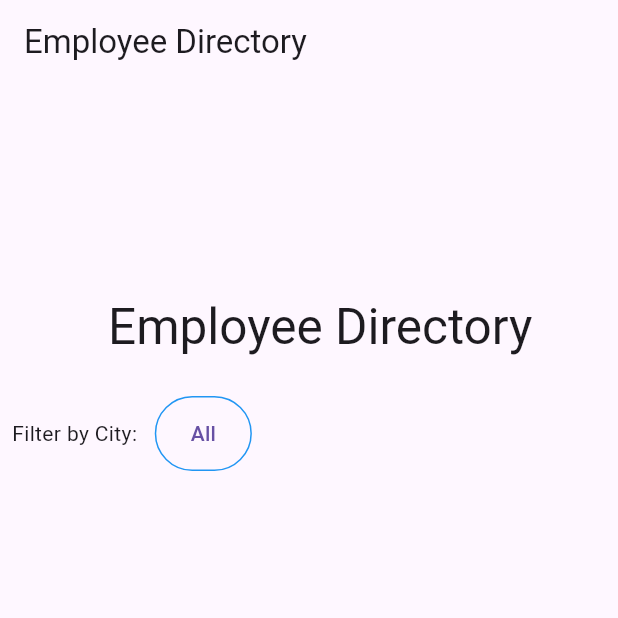
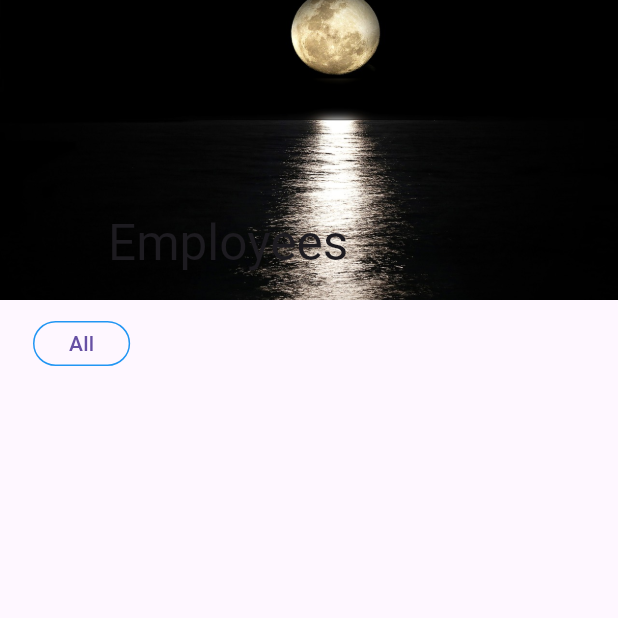
Before and after one commit to jishnulal-crypto/toobler_machine_test, a Flutter app: the screen it shows after launch, on a phone screen of 412 x 824 dp, the top half of it. Run offline on Flutter 3.47's test engine with Material 3 defaults, Android fonts, the phone set to English and light mode, and no system bars; our stand-ins replace flutter_screenutil, get; network calls fail.

Commit message:
added_flexible space bar and image

```diff
--- a/project/lib/app/modules/home/views/home_view.dart
+++ b/project/lib/app/modules/home/views/home_view.dart
@@ -13,9 +13,6 @@ class HomeView extends StatelessWidget {
   @override
   Widget build(BuildContext context) {
     return Scaffold(
-      appBar: AppBar(
-        title: Text('Employee Directory'),
-      ),
       body: RefreshIndicator(
         onRefresh: () async {
           await controller
@@ -39,7 +36,13 @@ class HomeView extends StatelessWidget {
       floating: false,
       pinned: true,
       flexibleSpace: FlexibleSpaceBar(
-        title: Text('Employee Directory'),
+        title: Text('Employees'),
+        background: Image.asset(
+          'assets/images/moon-2762111_1280.jpg',
+          width: 400.w,
+          fit: BoxFit
+              .cover, // Set BoxFit.cover to make the image cover the entire SliverAppBar
+        ),
       ),
     );
   }
@@ -47,13 +50,12 @@ class HomeView extends StatelessWidget {
   Widget _buildCityFilter() {
     return SliverToBoxAdapter(
       child: Padding(
-        padding: const EdgeInsets.all(8.0),
+        padding: const EdgeInsets.all(14.0),
         child: Container(
-          width: 50.w,
-          height: 50,
+          width: 30.w,
+          height: 30,
           child: Row(
             children: [
-              Text('Filter by City: '),
               Expanded(
                 child: Obx(
                   () => ListView.builder(
--- a/project/pubspec.yaml
+++ b/project/pubspec.yaml
@@ -21,3 +21,5 @@ dev_dependencies:
 
 flutter:
   uses-material-design: true
+  assets:
+    - assets/images/   # Add this line to include the images directory
```
Also changed, not shown: project/assets/images/moon-2762111_1280.jpg (added).
